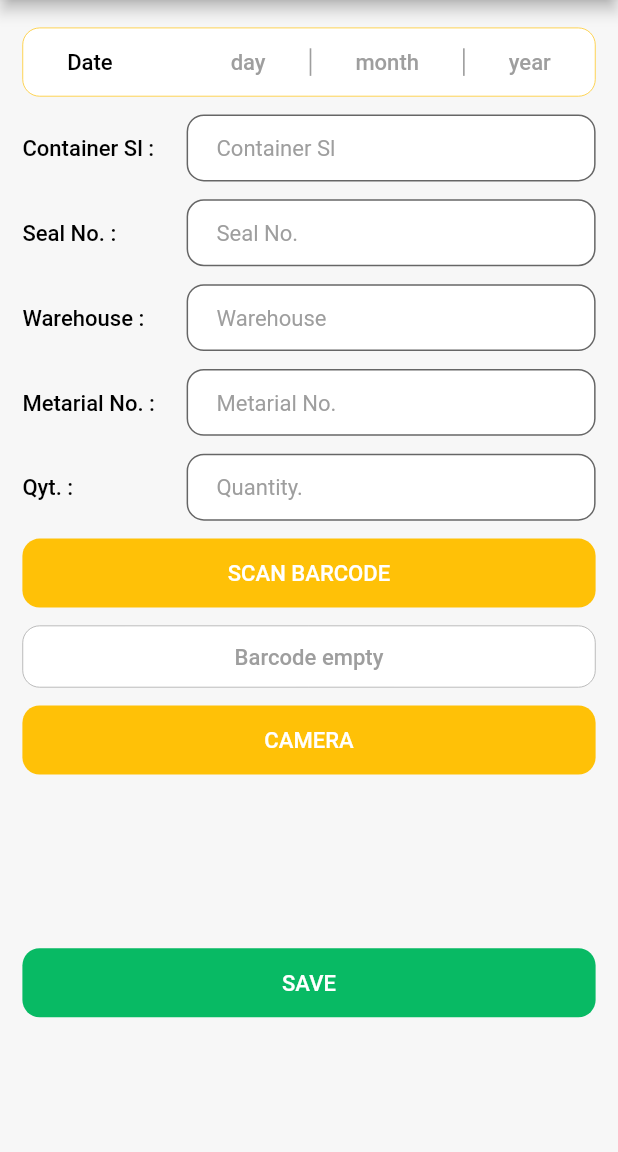
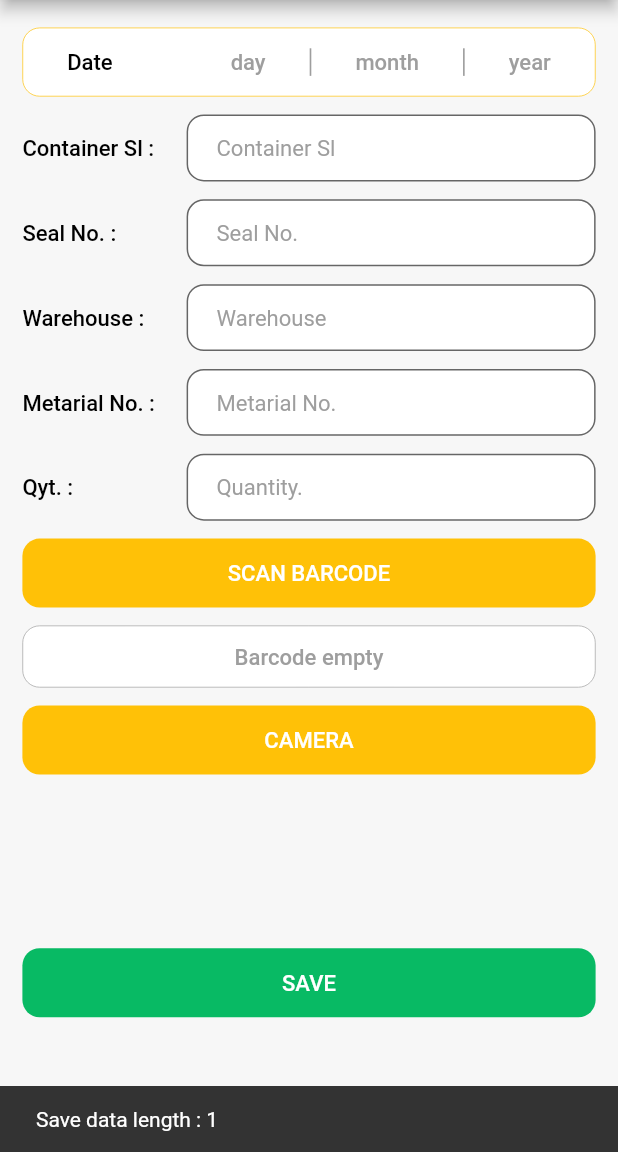
Before and after one commit to An19ik89/inbound, a Flutter app: the screen it shows after launch, after a tap on "SAVE", on a phone screen of 412 x 824 dp, the part 84-1236 px from its top. Run offline on Flutter 3.47's test engine with Material 2 defaults, Android fonts, the phone set to English and light mode, and no system bars; our stand-ins replace flutter_screenutil, get_it, hive, hive_flutter, image_picker; accounts and stored records are empty.

Commit message:
hive database updated

```diff
--- a/lib/ui/page/dash/dash_page.dart
+++ b/lib/ui/page/dash/dash_page.dart
@@ -3,6 +3,8 @@ import 'dart:io';
 import 'package:flutter/material.dart';
 import 'package:flutter/rendering.dart';
 import 'package:flutter_screenutil/flutter_screenutil.dart';
+import 'package:hive/hive.dart';
+import 'package:inbound_flutter/core/model/inbound_data_model.dart';
 import 'package:inbound_flutter/di/dependency_injection.dart';
 import 'package:inbound_flutter/ui/widget/c_text.dart';
 import 'package:inbound_flutter/ui/widget/c_textfield.dart';
@@ -324,7 +326,7 @@ class _DashState extends State<DashPage> {
                       {
                         FocusManager.instance.primaryFocus?.unfocus();
                         if(provider.data_validate()){
-                          provider.indbound_data();
+                          provider.indbound_data(context);
                         }
                       },
                       child: Container(
--- a/lib/ui/page/dash/dash_viewmodel.dart
+++ b/lib/ui/page/dash/dash_viewmodel.dart
@@ -1,7 +1,6 @@
-
-
 import 'dart:convert';
 import 'dart:developer';
+
 import 'dart:io';
 
 import 'package:flutter/material.dart';
@@ -10,9 +9,6 @@ import 'package:image_picker/image_picker.dart';
 import 'package:inbound_flutter/core/model/inbound_data_model.dart';
 
 class DashViewModel with ChangeNotifier {
-
-
-
   // Controller
   TextEditingController containerSlController = TextEditingController();
   TextEditingController sealNoController = TextEditingController();
@@ -26,12 +22,12 @@ class DashViewModel with ChangeNotifier {
   List<XFile?> get listImage => _listImage;
   List<String>? get base64ImageList => _base64ImageList;
   set listImageAdd(XFile? value) {
-    _listImage.add(value) ;
+    _listImage.add(value);
     convertImage(value);
     notifyListeners();
   }
 
-  convertImage(XFile? imageBytes) async{
+  convertImage(XFile? imageBytes) async {
     //List<int> bytes = await imageBytes.readAsBytes();
 
     final bytes = File(imageBytes!.path).readAsBytesSync();
@@ -40,15 +36,15 @@ class DashViewModel with ChangeNotifier {
   }
 
   set listImageRemove(int index) {
-    _listImage.removeAt(index) ;
+    _listImage.removeAt(index);
     _base64ImageList.removeAt(index);
     notifyListeners();
   }
 
   // Date Picker
-  String? _dobDay ;
-  String? _dobMonth ;
-  String? _dobYear ;
+  String? _dobDay;
+  String? _dobMonth;
+  String? _dobYear;
 
   String? get dobDay => _dobDay;
   String? get dobMonth => _dobMonth;
@@ -58,53 +54,70 @@ class DashViewModel with ChangeNotifier {
     _dobDay = value;
     notifyListeners();
   }
+
   set dobMonth(String? value) {
     _dobMonth = value;
     notifyListeners();
   }
+
   set dobYear(String? value) {
     _dobYear = value;
     notifyListeners();
   }
 
-
-
-  String? _barcode ;
+  String? _barcode;
   String? get barcode => _barcode;
   set barcode(String? value) {
-    _barcode = value ;
+    _barcode = value;
     notifyListeners();
   }
 
-  void indbound_data(){
-
+  void indbound_data(context) async {
     DataModel dataModel = DataModel();
     dataModel.containerSl = containerSlController.text;
     dataModel.sealNo = sealNoController.text;
     dataModel.warehouse = wareHouseController.text;
     dataModel.materialNo = materialNoController.text;
-    dataModel.date = "${_dobDay ??""}/${_dobMonth??""}/${_dobYear??""}";
+    dataModel.date = "${_dobDay ?? ""}/${_dobMonth ?? ""}/${_dobYear ?? ""}";
     dataModel.reelNo = "barcode";
     dataModel.quantity = "1";
     dataModel.imageUrls = base64ImageList;
+    _barcode = "mybarcode";
 
-    Hive.box("inbound_database").put("save_data", dataModel);
+    //var box = await Hive.openBox('inbound_database');
+    if (!Hive.box("inbound_database").containsKey(_barcode)) {
+      Hive.box("inbound_database").put(_barcode,dataModel);
+    }
+    else{
+      print("already taken");
+    }
+    //Hive.box("inbound_database").add(dataModel);
     // log("TEST : ${dataModel[0].imageUrls.toString()}");
-    log("READ TEST FROM HIVE : ${Hive.box("inbound_database").get("save_data")}");
-
+    log("READ TEST FROM HIVE : ${Hive.box("inbound_database").length}");
+    DataModel dm = Hive.box("inbound_database").getAt(0);
+    print("${Hive.box("inbound_database").keys}");
+    // for(int i =0;i<Hive.box("inbound_database").length;i++){
+    //   print("${Hive.box("inbound_database").keys}");
+    // }
+    log("READ TEST FROM HIVE : ${dm.materialNo}");
+    final snackBar = SnackBar(
+      content: Text(
+          'Save data length : ${Hive.box("inbound_database").length.toString()}'),
+    );
+    ScaffoldMessenger.of(context).showSnackBar(snackBar);
   }
 
-  bool data_validate(){
-    if(_dobDay == null || _dobYear == null || _dobMonth == null) return false;
-    else if(containerSlController.text.isEmpty) return false;
-    else if(sealNoController.text.isEmpty) return false;
-    else if(wareHouseController.text.isEmpty) return false;
-    else if(materialNoController.text.isEmpty) return false;
-    else if(qytController.text.isEmpty) return false;
-    else if(_barcode==null) return false;
+  bool data_validate() {
+    // if(_dobDay == null || _dobYear == null || _dobMonth == null) return false;
+    // else if(containerSlController.text.isEmpty) return false;
+    // else if(sealNoController.text.isEmpty) return false;
+    // else if(wareHouseController.text.isEmpty) return false;
+    // else if(materialNoController.text.isEmpty) return false;
+    // else if(qytController.text.isEmpty) return false;
+    // else if(_barcode==null) return false;
+    //
+    // else return true;
 
-    else return true;
+    return true;
   }
-
-
 }
```
